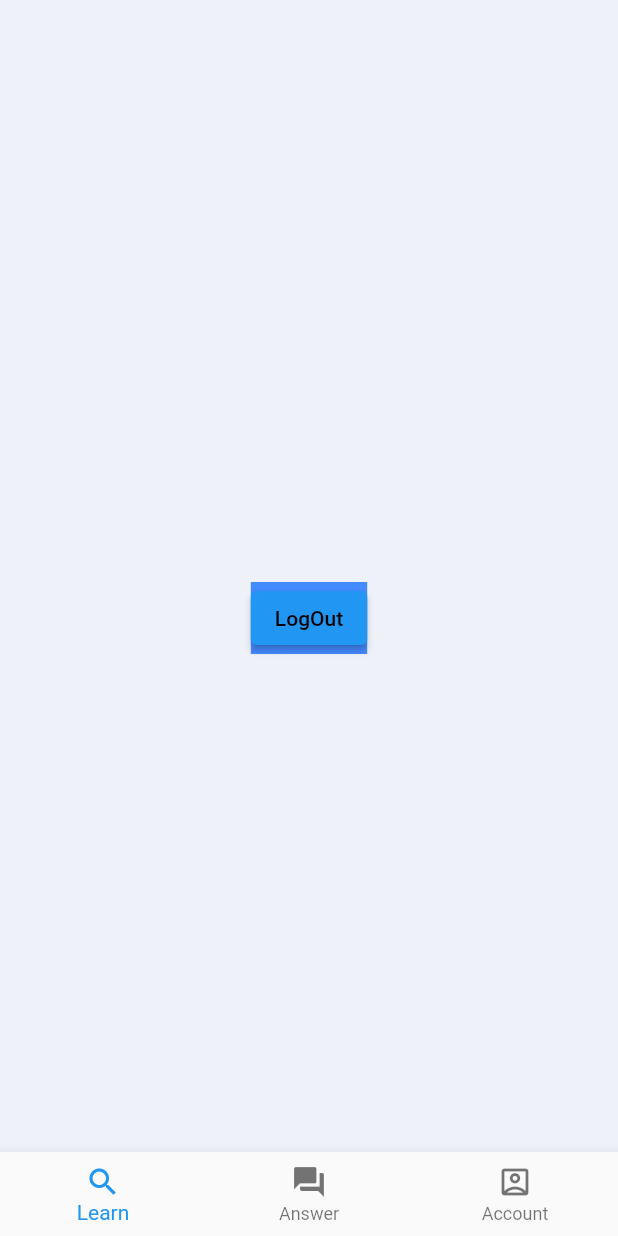
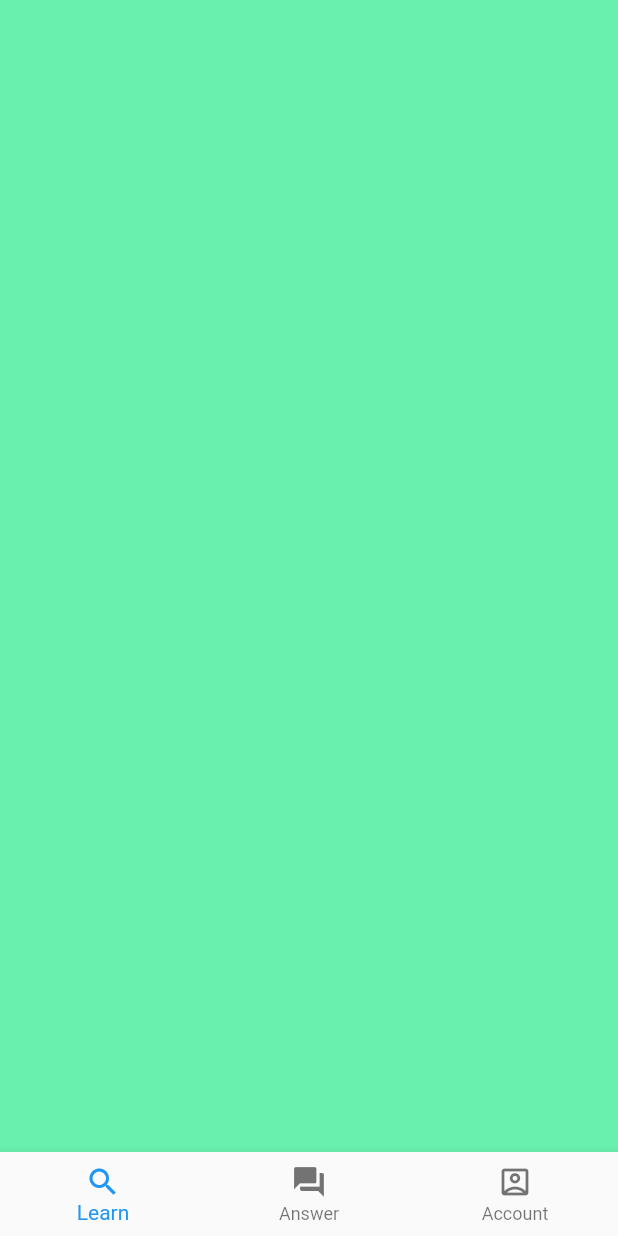
Before and after one commit to Kolyanchik1115/znanija_clone, a Flutter app: the LoginPage screen opened by its route, after a tap on "Login", on a phone screen of 412 x 824 dp. Run offline on Flutter 3.47's test engine with Material 2 defaults, Android fonts, the light colour scheme and no system bars; our stand-ins replace dio, equatable, flutter_bloc, flutter_secure_storage, jwt_decoder, rive; accounts and stored records are empty; network calls fail; Roboto replaces fonts that are missing (Intel).

Commit message:
add some changes in ui

```diff
--- a/lib/blocs/auth/auth_bloc.dart
+++ b/lib/blocs/auth/auth_bloc.dart
@@ -31,6 +31,7 @@ class AuthBloc extends Bloc<AuthEvent, AuthState> {
     });
     on<AuthCheckUserExist>((event, emit) async {
       final user = await AuthenticateLocalData().getUserFromSecureStorage();
+
       if (user != null) {
         emit(state.copyWith(status: AuthStatus.gotUser, user: user));
       } else {
--- a/lib/pages/search/search_page.dart
+++ b/lib/pages/search/search_page.dart
@@ -1,6 +1,4 @@
 import 'package:flutter/material.dart';
-import 'package:znanija_clone/datasource/locale/locale_datasource.dart';
-import 'package:znanija_clone/pages/splash/start_splash.dart';
 
 class SearchPage extends StatelessWidget {
   static const routeName = 'search';
@@ -9,23 +7,8 @@ class SearchPage extends StatelessWidget {
 
   @override
   Widget build(BuildContext context) {
-    return Scaffold(
-      body: Center(
-        child: Container(
-          color: Colors.blueAccent,
-          child: ElevatedButton(
-              style: ElevatedButton.styleFrom(foregroundColor: Colors.black),
-              onPressed: () async {
-                await AuthenticateLocalData().clearStorage();
-                Navigator.of(context, rootNavigator: true)
-                    .pushNamedAndRemoveUntil(
-                  SplashPage.routeName,
-                  (_) => false,
-                );
-              },
-              child: const Text('LogOut')),
-        ),
-      ),
+    return Container(
+      color: Colors.greenAccent,
     );
   }
 }
```
Also changed, not shown: lib/datasource/locale/locale_datasource.dart (+8 -10 lines), lib/pages/account/account_page.dart (+11 -2 lines).
